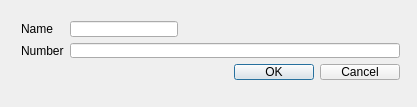
qttutorials/FoundationOfQtDevelopmentBook, file Dialog/dialog.ui: the form before one commit.
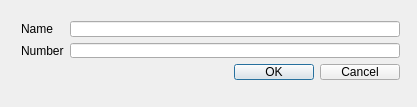
The form after the commit.

```diff
--- a/Dialog/dialog.ui
+++ b/Dialog/dialog.ui
@@ -43,8 +43,8 @@
     <item row="0" column="1">
      <widget class="QLineEdit" name="lineEditName">
       <property name="sizePolicy">
-       <sizepolicy hsizetype="Maximum" vsizetype="Maximum">
-        <horstretch>100</horstretch>
+       <sizepolicy hsizetype="Ignored" vsizetype="Maximum">
+        <horstretch>0</horstretch>
         <verstretch>0</verstretch>
        </sizepolicy>
       </property>
```
